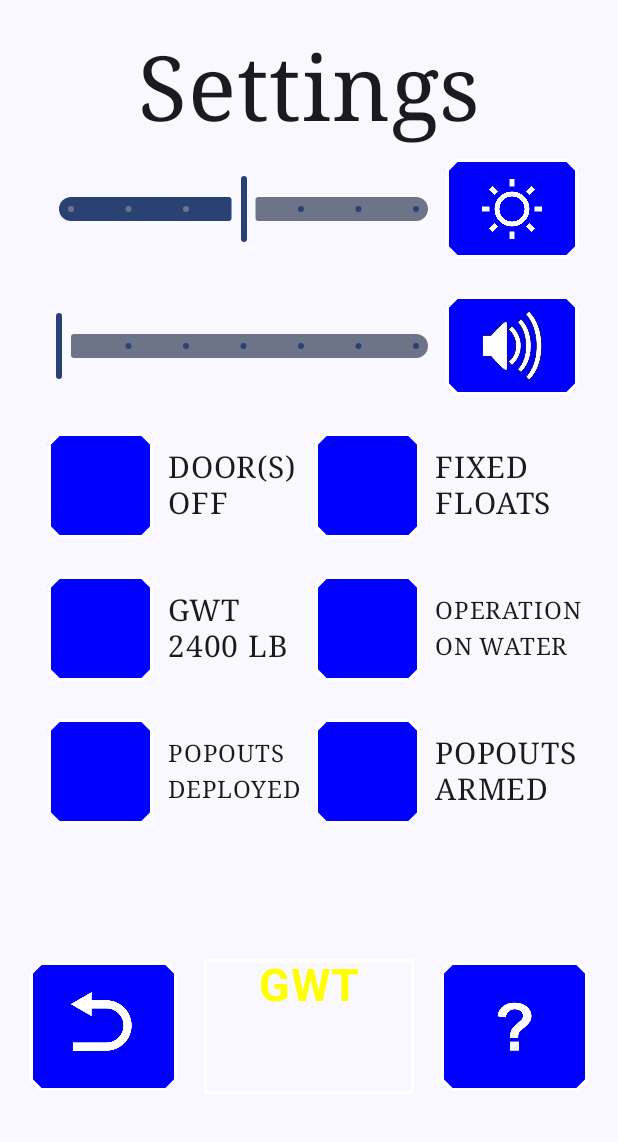
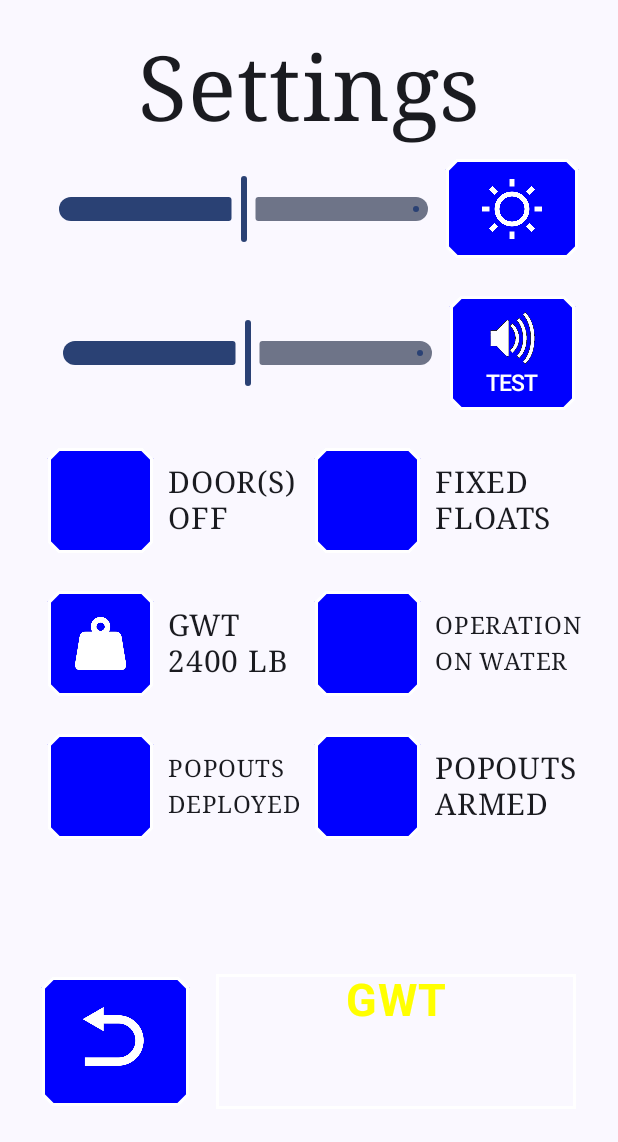
Before and after one commit to Komputer24/EIT2.0-ESAID-App, an Android app built with Jetpack Compose: the screen it shows after launch (SettingsActivity), after a tap on "Settings", on a phone screen of 412 x 824 dp. Shown: the top 1142 px of the screen. Run offline under Robolectric (Android 15) with nearby library versions, the phone set to English and light mode, and no system bars; 3 other taps on this screen came first.

Commit message:
v8 - Settings Page Done

```diff
--- a/app/src/main/java/com/example/eit20_app/Composables.kt
+++ b/app/src/main/java/com/example/eit20_app/Composables.kt
@@ -4,6 +4,7 @@ import android.app.Activity
 import android.content.Context
 import android.content.ContextWrapper
 import android.content.Intent
+import android.media.MediaPlayer
 import android.view.WindowManager
 import androidx.compose.foundation.BorderStroke
 import androidx.compose.foundation.Image
@@ -46,6 +47,8 @@ import androidx.compose.ui.res.painterResource
 import androidx.compose.ui.text.font.FontFamily
 import androidx.compose.ui.unit.dp
 import androidx.compose.ui.unit.sp
+import androidx.compose.runtime.LaunchedEffect
+import androidx.compose.ui.text.font.FontWeight
 
 
 @Composable
@@ -505,24 +508,6 @@ fun returnHome(){
     }
 }
 
-private fun findActivity(context: Context): Activity? {
-    var currentContext = context
-    while (currentContext is ContextWrapper) {
-        if (currentContext is Activity) {
-            return currentContext
-        }
-        currentContext = currentContext.baseContext
-    }
-    return null
-}
-
-fun setWindowBrightness(context: Context, brightness: Float) {
-    val activity = findActivity(context) ?: return
-    val layoutParams: WindowManager.LayoutParams = activity.window.attributes
-    layoutParams.screenBrightness = brightness
-    activity.window.attributes = layoutParams
-}
-
 @Composable
 fun SettingHeader() {
     Column(
@@ -540,12 +525,15 @@ fun SettingHeader() {
             verticalAlignment = Alignment.CenterVertically
         ) {
             val context = LocalContext.current
-            var sliderPosition by remember { mutableFloatStateOf(0.5f) }
+            var sliderPosition by remember {
+                mutableFloatStateOf(loadSliderValue(context, "brightness_slider", 0.5f))
+            }
             Slider(
                 value = sliderPosition,
-                steps = 5,
+                steps = 0,
                 onValueChange = { newBrightness ->
                     sliderPosition = newBrightness
+                    saveSliderValue(context, "brightness_slider", newBrightness)
                     setWindowBrightness(context, newBrightness)
                 },
                 valueRange = 0f..1f,
@@ -577,17 +565,26 @@ fun SettingHeader() {
             horizontalArrangement = Arrangement.SpaceBetween,
             verticalAlignment = Alignment.CenterVertically
         ) {
-            var sliderPosition by remember { mutableFloatStateOf(0f) }
+            val context = LocalContext.current
+            var sliderPosition by remember { mutableFloatStateOf(loadSliderValue(context, "volume_slider", 0.5f)) }
+            val mediaPlayer = remember { MediaPlayer.create(context, R.raw.ding_sfx) }
+
+            LaunchedEffect(sliderPosition) {
+                mediaPlayer.setVolume(sliderPosition, sliderPosition)
+                saveSliderValue(context, "volume_slider", sliderPosition)
+            }
+
             Slider(
                 value = sliderPosition,
-                steps = 5,
-                onValueChange = { sliderPosition = it },
+                steps = 0,
+                onValueChange = { newPosition -> sliderPosition = newPosition },
+                valueRange = 0f..1f,
                 modifier = Modifier.width(250.dp)
             )
 
             OutlinedButton(
                 onClick = {
-                    // Nothing
+                    mediaPlayer.start()
                 },
                 colors = ButtonDefaults.buttonColors(
                     containerColor = Color.Blue,
@@ -597,12 +594,20 @@ fun SettingHeader() {
                 shape = CutCornerShape(7.dp),
                 modifier = Modifier.offset(x = 10.dp)
             ) {
-                Image(
-                    painterResource(id = R.drawable.volume_icon),
-                    contentDescription = "Volume",
-                    modifier = Modifier
-                        .size(width = 40.dp, height = 50.dp)
-                )
+                Column (
+                    horizontalAlignment = Alignment.CenterHorizontally
+                ){
+                    Image(
+                        painterResource(id = R.drawable.volume_icon),
+                        contentDescription = "Volume",
+                        modifier = Modifier
+                            .size(width = 30.dp, height = 40.dp)
+                    )
+                    Text(
+                        "TEST",
+                        fontSize = 15.sp
+                    )
+                }
             }
         }
     }
--- /dev/null
+++ b/app/src/main/java/com/example/eit20_app/HelperFunctions.kt
@@ -0,0 +1,34 @@
+package com.example.eit20_app
+
+import android.app.Activity
+import android.content.Context
+import android.content.ContextWrapper
+import android.view.WindowManager
+
+fun saveSliderValue(context: Context, key: String, value: Float) {
+    val prefs = context.getSharedPreferences("slider_prefs", Context.MODE_PRIVATE)
+    prefs.edit().putFloat(key, value).apply()
+}
+
+fun loadSliderValue(context: Context, key: String, defaultValue: Float = 0.5f): Float {
+    val prefs = context.getSharedPreferences("slider_prefs", Context.MODE_PRIVATE)
+    return prefs.getFloat(key, defaultValue)
+}
+
+private fun findActivity(context: Context): Activity? {
+    var currentContext = context
+    while (currentContext is ContextWrapper) {
+        if (currentContext is Activity) {
+            return currentContext
+        }
+        currentContext = currentContext.baseContext
+    }
+    return null
+}
+
+fun setWindowBrightness(context: Context, brightness: Float) {
+    val activity = findActivity(context) ?: return
+    val layoutParams: WindowManager.LayoutParams = activity.window.attributes
+    layoutParams.screenBrightness = brightness
+    activity.window.attributes = layoutParams
+}
--- a/app/src/main/java/com/example/eit20_app/MainActivity.kt
+++ b/app/src/main/java/com/example/eit20_app/MainActivity.kt
@@ -51,6 +51,8 @@ import androidx.compose.ui.unit.LayoutDirection
 import androidx.compose.ui.unit.dp
 import androidx.compose.ui.unit.sp
 import com.example.eit20_app.ui.theme.EIT20_AppTheme
+import android.content.Context
+import android.media.AudioManager
 
 val showDevelopmentAlert = mutableStateOf(false)
 val selectedIndex = mutableStateOf(1)  // -1 = none selected
@@ -68,6 +70,21 @@ val inhgScale = ((inhg.toDouble() / 32) * boxWidth)-22         // 0 to 32
 class MainActivity : ComponentActivity() {
     override fun onCreate(savedInstanceState: Bundle?) {
         super.onCreate(savedInstanceState)
+
+        // 🔁 Reapply saved brightness here
+        val prefs = getSharedPreferences("slider_prefs", Context.MODE_PRIVATE)
+        val savedBrightness = prefs.getFloat("brightness_slider", 0.5f)
+        val savedVolume = prefs.getFloat("volume_slider", 0.5f)
+
+        val audioManager = getSystemService(Context.AUDIO_SERVICE) as AudioManager
+        val maxVolume = audioManager.getStreamMaxVolume(AudioManager.STREAM_MUSIC)
+        val calculatedVolume = (savedVolume * maxVolume).toInt()
+
+        val layoutParams = window.attributes
+        layoutParams.screenBrightness = savedBrightness
+        audioManager.setStreamVolume(AudioManager.STREAM_MUSIC, calculatedVolume, 0)
+        window.attributes = layoutParams
+
         enableEdgeToEdge()
         setContent {
             EIT20_AppTheme{
--- a/app/src/main/java/com/example/eit20_app/SettingsActivity.kt
+++ b/app/src/main/java/com/example/eit20_app/SettingsActivity.kt
@@ -1,6 +1,8 @@
 package com.example.eit20_app
 
+import android.content.Context
 import android.content.Intent
+import android.media.AudioManager
 import android.os.Bundle
 import androidx.activity.ComponentActivity
 import androidx.activity.compose.setContent
@@ -11,6 +13,7 @@ import androidx.compose.foundation.border
 import androidx.compose.foundation.layout.Arrangement
 import androidx.compose.foundation.layout.Box
 import androidx.compose.foundation.layout.Column
+import androidx.compose.foundation.layout.PaddingValues
 import androidx.compose.foundation.layout.Row
 import androidx.compose.foundation.layout.Spacer
 import androidx.compose.foundation.layout.calculateEndPadding
@@ -53,6 +56,21 @@ import com.example.eit20_app.ui.theme.EIT20_AppTheme
 class SettingsActivity : ComponentActivity() {
     override fun onCreate(savedInstanceState: Bundle?) {
         super.onCreate(savedInstanceState)
+
+        // 🔁 Reapply saved brightness here
+        val prefs = getSharedPreferences("slider_prefs", Context.MODE_PRIVATE)
+        val savedBrightness = prefs.getFloat("brightness_slider", 0.5f)
+        val savedVolume = prefs.getFloat("volume_slider", 0.5f)
+
+        val audioManager = getSystemService(Context.AUDIO_SERVICE) as AudioManager
+        val maxVolume = audioManager.getStreamMaxVolume(AudioManager.STREAM_MUSIC)
+        val calculatedVolume = (savedVolume * maxVolume).toInt()
+        audioManager.setStreamVolume(AudioManager.STREAM_MUSIC, calculatedVolume, 0)
+
+        val layoutParams = window.attributes
+        layoutParams.screenBrightness = savedBrightness
+        window.attributes = layoutParams
+
         enableEdgeToEdge()
         setContent {
             EIT20_AppTheme {
@@ -141,8 +159,15 @@ class SettingsActivity : ComponentActivity() {
                                     ),
                                     border = BorderStroke(2.dp, Color.White),
                                     shape = CutCornerShape(7.dp),
+                                    contentPadding = PaddingValues(0.dp),
                                     modifier = Modifier.size(width = 70.dp, height = 70.dp)
                                 ) {
+                                    Image(
+                                        painterResource(id = R.drawable.weight_icon),
+                                        contentDescription = "Volume",
+                                        modifier = Modifier
+                                            .size(width = 35.dp, height = 35.dp)
+                                    )
                                 }
                                 Text(
                                     "GWT 2400 LB",
@@ -248,7 +273,7 @@ class SettingsActivity : ComponentActivity() {
                                 Spacer(modifier = Modifier.width(18.dp))
                                 Box(
                                     modifier = Modifier
-                                        .width(140.dp)  // 384 for my screen
+                                        .width(240.dp)  // 384 for my screen
                                         .height(100.dp)
                                         .border(BorderStroke(2.dp, Color.White)),
                                 ) {
@@ -266,25 +291,6 @@ class SettingsActivity : ComponentActivity() {
                                         }
                                     }
                                 }
-                                Spacer(modifier = Modifier.width(18.dp))
-                                OutlinedButton(
-                                    onClick = {
-                                        // Nothing
-                                    },
-                                    colors = ButtonDefaults.buttonColors(
-                                        containerColor = Color.Blue,
-                                        contentColor = Color.White,
-                                    ),
-                                    border = BorderStroke(2.dp, Color.White),
-                                    shape = CutCornerShape(7.dp),
-                                ) {
-                                    Image(
-                                        painterResource(id = R.drawable.questionmark_icon),
-                                        contentDescription = "Brightness",
-                                        modifier = Modifier
-                                            .size(width = 50.dp, height = 70.dp)
-                                    )
-                                }
                             }
                         }
                     }
```
Also changed, not shown: app/src/main/res/drawable/weight_icon.png (added), 1 other file.
